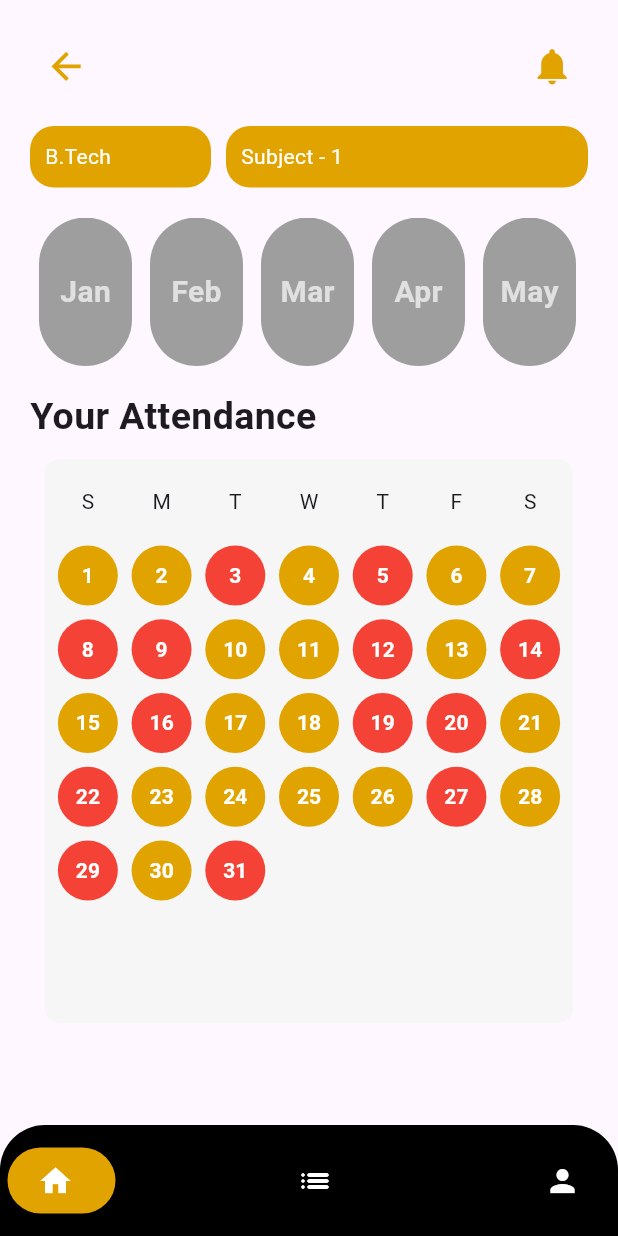
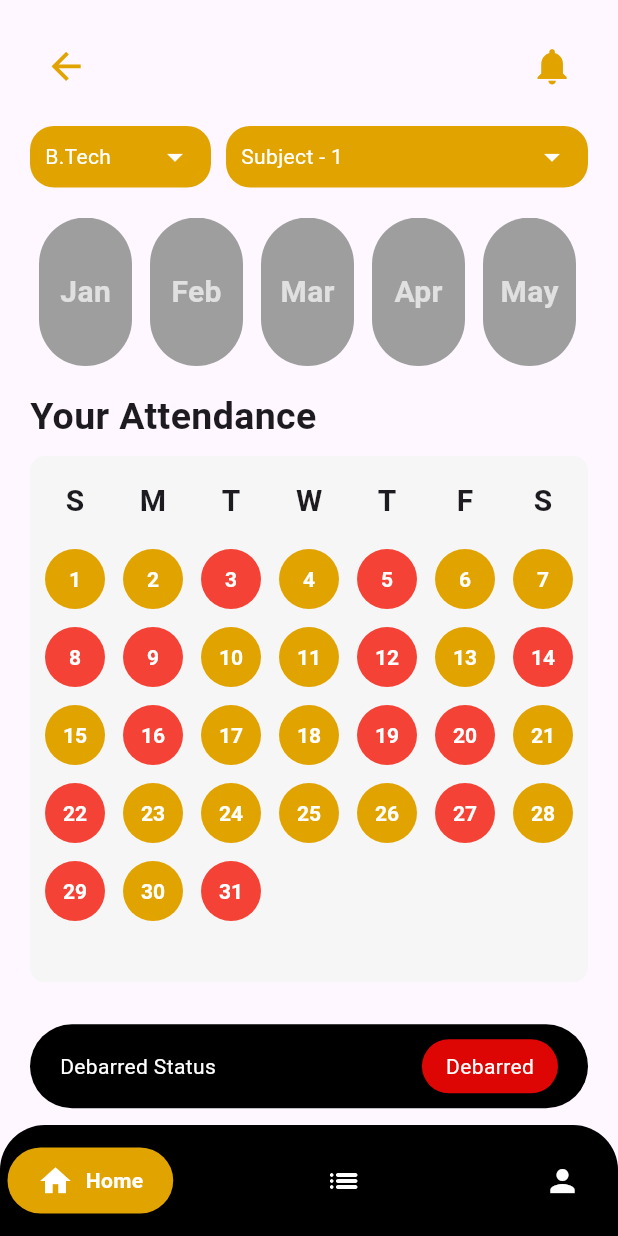
Before and after one commit to HackSlashNITP/AMS, a Flutter app: the ShowAttendance screen opened directly, on a phone screen of 412 x 824 dp. Run offline on Flutter 3.47's test engine with Material 3 defaults, Android fonts, the phone set to English and light mode, and no system bars; drawn by our look-alikes of google_nav_bar; our stand-ins replace font_awesome_flutter, getwidget, google_fonts.

Commit message:
implementation of showAttendancePage

```diff
--- a/ams_flutter/lib/core/constants/app_colors.dart
+++ b/ams_flutter/lib/core/constants/app_colors.dart
@@ -18,7 +18,7 @@ class AppColors {
   static const Color navIconColor = Colors.white;
   static const Color navActiveIconColor = Colors.white;
   static const Color tabBackgroundColor = Colors.green;
-  static const Color user_tabBackgroundColor = Color.fromRGBO(225, 163, 0, 1);
+
 
   static const Color navBackgroundColor = Colors.black;
   //signup page color
@@ -41,4 +41,7 @@ class AppColors {
   static const classComponentTimingColor = Color(0xFF909090);
   static const classComponentNotMarkedColor = Color(0xFFDF1F1F);
   static const classComponentOvelBtnColor = Color(0xFF8C8C8C);
+ // ShowAttendancePage Colors
+  static const Color user_tabBackgroundColor = Color.fromRGBO(225, 163, 0, 1);
+  static const Color user_red = Color.fromRGBO(222, 5, 5, 1);
 }
--- a/ams_flutter/lib/core/constants/app_data.dart
+++ b/ams_flutter/lib/core/constants/app_data.dart
@@ -23,12 +23,15 @@ class AppData {
   static List<GButton> user_bottomNavItems = [
     const GButton(
       icon: Icons.home,
+      text: 'Home',
     ),
     const GButton(
       icon: Icons.list_rounded,
+      text: 'List',
     ),
     const GButton(
       icon: Icons.person,
+      text: 'Profile',
     ),
   ];
 }
--- a/ams_flutter/lib/features/onboarding/presentation/User/Pages/showattendance_student.dart
+++ b/ams_flutter/lib/features/onboarding/presentation/User/Pages/showattendance_student.dart
@@ -1,9 +1,10 @@
 import 'package:ams_flutter/core/constants/app_colors.dart';
 import 'package:ams_flutter/core/constants/dummy_models.dart';
-import 'package:ams_flutter/features/onboarding/presentation/Admin/widgets/studentlist.dart';
-import 'package:ams_flutter/features/onboarding/presentation/User/widget/attendance_calender.dart';
+import 'package:ams_flutter/features/onboarding/presentation/User/widget/showattendance_widgets/attendance_calender.dart';
 import 'package:ams_flutter/features/onboarding/presentation/User/widget/bottom_navbar.dart';
-import 'package:ams_flutter/features/onboarding/presentation/User/widget/monthselector.dart';
+import 'package:ams_flutter/features/onboarding/presentation/User/widget/showattendance_widgets/buildButton_user.dart';
+import 'package:ams_flutter/features/onboarding/presentation/User/widget/showattendance_widgets/debarredstatus.dart';
+import 'package:ams_flutter/features/onboarding/presentation/User/widget/showattendance_widgets/monthselector.dart';
 import 'package:flutter/cupertino.dart';
 import 'package:flutter/material.dart';
 import 'package:flutter/widgets.dart';
@@ -16,6 +17,7 @@ class ShowAttendance extends StatefulWidget {
 class _ShowAttendanceState extends State<ShowAttendance> {
   late Size mq;
   List<Map<String, dynamic>> dummyStudents = DummyModels.dummyStudents;
+  bool isDebarred = true;
   @override
   Widget build(BuildContext context) {
     mq = MediaQuery.of(context).size;
@@ -46,7 +48,12 @@ class _ShowAttendanceState extends State<ShowAttendance> {
                 ),
               ),
             ),
-            AttendanceCalendar(attendanceStatus: [
+            Expanded(
+              child: Column(
+                mainAxisAlignment: MainAxisAlignment.spaceBetween,
+                children: [
+                  AttendanceCalendar(attendanceStatus:
+                  [
                     true,
                     true,
                     false,
@@ -78,7 +85,13 @@ class _ShowAttendanceState extends State<ShowAttendance> {
                     false,
                     true,
                     false
-            ])
+                  ]),
+               SizedBox(height: 20,),
+              DebarredStatusWidget(isDebarred: true),
+                ],
+              ),
+            ),
+
           ],
         ),
       ),
--- a/ams_flutter/lib/features/onboarding/presentation/User/widget/attendance_calender.dart
+++ b/ams_flutter/lib/features/onboarding/presentation/User/widget/showattendance_widgets/attendance_calender.dart
@@ -1,22 +1,32 @@
 import 'package:ams_flutter/core/constants/app_colors.dart';
 import 'package:flutter/material.dart';
 
-class AttendanceCalendar extends StatelessWidget {
+class AttendanceCalendar extends StatefulWidget {
   final List<bool> attendanceStatus;
 
   const AttendanceCalendar({Key? key, required this.attendanceStatus}) : super(key: key);
 
   @override
+  State<AttendanceCalendar> createState() => _AttendanceCalendarState();
+}
+
+class _AttendanceCalendarState extends State<AttendanceCalendar> {
+  @override
   Widget build(BuildContext context) {
+       final Size mq = MediaQuery.of(context).size;
+    final double screenWidth = mq.width;
+    final double screenHeight = mq.height;
+
+    final double cellSize = (screenWidth - 20 - 8 * 6) / 7;
     return Container(
 
-      margin: EdgeInsets.all(10),
+      margin: EdgeInsets.symmetric(vertical: 8),
       decoration: BoxDecoration(
         borderRadius: BorderRadius.circular(10),
         color: Color.fromRGBO(246, 246, 246, 1),
       ),
-      width: 378,
-      height: 376,
+     width: screenWidth - 20,
+      height: cellSize * 6 + 8 * 5 + 8 * 2,
       padding: EdgeInsets.all(8),
       child: GridView.builder(
         gridDelegate: SliverGridDelegateWithFixedCrossAxisCount(
@@ -30,7 +40,7 @@ class AttendanceCalendar extends StatelessWidget {
             return _buildDayOfWeekCell(index);
           } else {
             final date = index - 6;
-            return _buildDateCell(date, attendanceStatus[date - 1]);
+            return _buildDateCell(date, widget.attendanceStatus[date - 1]);
           }
         },
       ),
@@ -45,7 +55,9 @@ class AttendanceCalendar extends StatelessWidget {
         // color: Colors.grey[300],
         borderRadius: BorderRadius.circular(8),
       ),
-      child: Text(daysOfWeek[index]),
+      child: Text(daysOfWeek[index],style: TextStyle(
+        fontWeight: FontWeight.w600,fontSize: 20
+      ),),
     );
   }
 
--- /dev/null
+++ b/ams_flutter/lib/features/onboarding/presentation/User/widget/showattendance_widgets/buildButton_user.dart
@@ -0,0 +1,71 @@
+import 'package:flutter/material.dart';
+
+class BuildButton extends StatefulWidget {
+  final Text text;
+  final Color color;
+  final double borderRadius;
+  final double? width;
+  final double? height;
+
+  const BuildButton({
+    Key? key,
+    required this.text,
+    required this.color,
+    this.borderRadius = 8.0,
+    this.width,
+    this.height,
+  }) : super(key: key);
+
+  @override
+  State<BuildButton> createState() => _BuildButtonState();
+}
+
+class _BuildButtonState extends State<BuildButton> {
+  @override
+  Widget build(BuildContext context) {
+    return Container(
+      height: widget.height,
+      width: widget.width,
+      decoration: BoxDecoration(
+        color: widget.color,
+        borderRadius: BorderRadius.all(Radius.circular(widget.borderRadius)),
+      ),
+      child: Row(
+        children: [
+          Expanded(
+            child: Padding(
+              padding: const EdgeInsets.symmetric(vertical: 4, horizontal: 10),
+              child: Align(
+                alignment: Alignment.centerLeft,
+                child: Text(
+                  widget.text.data!,
+                  style: TextStyle(color: Colors.white),
+                ),
+              ),
+            ),
+          ),
+          PopupMenuButton<String>(
+            icon: Icon(
+              Icons.arrow_drop_down,
+              color: Colors.white,
+            ),
+            itemBuilder: (BuildContext context) => <PopupMenuEntry<String>>[
+              const PopupMenuItem<String>(
+                value: 'Option 1',
+                child: Text('Option 1'),
+              ),
+              const PopupMenuItem<String>(
+                value: 'Option 2',
+                child: Text('Option 2'),
+              ),
+              const PopupMenuItem<String>(
+                value: 'Option 3',
+                child: Text('Option 3'),
+              ),
+            ],
+          ),
+        ],
+      ),
+    );
+  }
+}
--- /dev/null
+++ b/ams_flutter/lib/features/onboarding/presentation/User/widget/showattendance_widgets/debarredstatus.dart
@@ -0,0 +1,41 @@
+import 'package:ams_flutter/core/constants/app_colors.dart';
+import 'package:flutter/material.dart';
+
+class DebarredStatusWidget extends StatelessWidget {
+  final bool isDebarred;
+
+  const DebarredStatusWidget({Key? key, required this.isDebarred}) : super(key: key);
+
+  @override
+  Widget build(BuildContext context) {
+    return Container(
+      decoration: BoxDecoration(
+         color: Colors.black,
+         borderRadius: BorderRadius.circular(83)
+      ),
+
+      padding: EdgeInsets.symmetric(horizontal: 20, vertical: 10),
+      child: Row(
+        mainAxisAlignment: MainAxisAlignment.spaceBetween,
+        children: [
+          Text(
+            "Debarred Status",
+            style: TextStyle(color: Colors.white),
+          ),
+          SizedBox(width: 10),
+          Container(
+            padding: EdgeInsets.symmetric(horizontal: 16, vertical: 8),
+            decoration: BoxDecoration(
+              color: isDebarred ? AppColors.user_red: AppColors.studentThemeColor,
+              borderRadius: BorderRadius.circular(20),
+            ),
+            child: Text(
+              isDebarred ? "Debarred" : "Not Debarred",
+              style: TextStyle(color: Colors.white),
+            ),
+          ),
+        ],
+      ),
+    );
+  }
+}
--- a/ams_flutter/lib/main.dart
+++ b/ams_flutter/lib/main.dart
@@ -1,3 +1,4 @@
+import 'package:ams_flutter/features/onboarding/presentation/User/Pages/showattendance_student.dart';
 import 'package:ams_flutter/route/app_pages.dart';
 import 'package:ams_flutter/route/custom_navigator.dart';
 import 'package:flutter/material.dart';
@@ -13,8 +14,9 @@ class MainApp extends StatelessWidget {
     return MaterialApp(
       debugShowCheckedModeBanner: false,
       navigatorKey: kNavigatorKey,
-      // initialRoute: AppPages.appEntry,
-      initialRoute: AppPages.showAttendance,
+
+      initialRoute: AppPages.appEntry,
+
       onGenerateRoute: CustomNavigator.controller,
     );
   }
```
Also changed, not shown: ams_flutter/lib/features/onboarding/presentation/User/widget/showattendance_widgets/monthselector.dart (renamed from ams_flutter/lib/features/onboarding/presentation/User/widget/monthselector.dart). Lines whose indentation alone changed are shown as unchanged.
